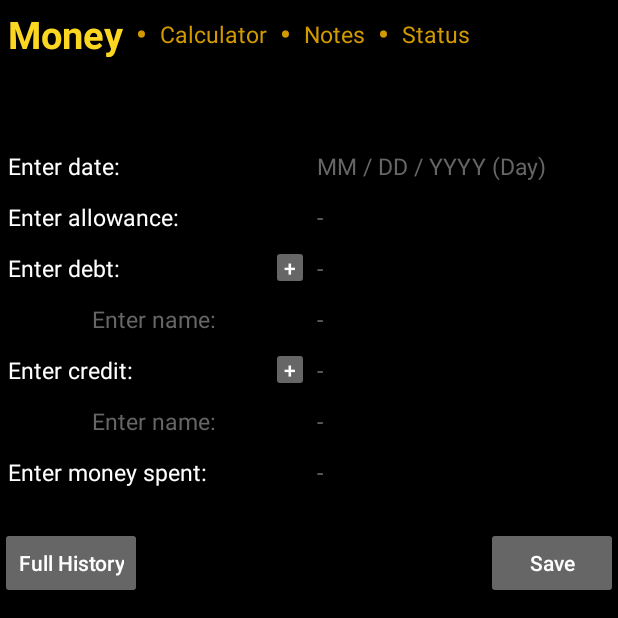
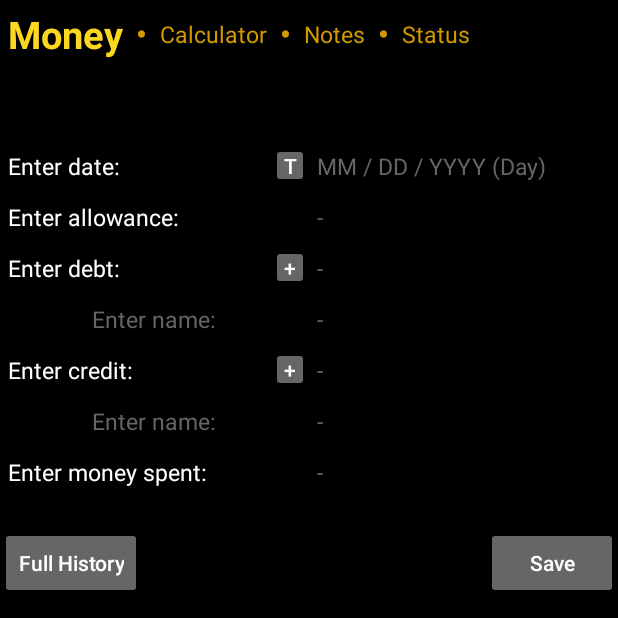
Before and after one commit to trono-wq/money, an Android app: the screen it shows after launch (Money), on a phone screen of 412 x 824 dp, the top half of it. Run offline under Robolectric (Android 15) with nearby library versions, the phone set to English and light mode, and no system bars.

Commit message:
money - today button, added number separators notes - added number separators, save history others - scroll functions

```diff
--- a/app/src/main/res/layout/i_i_notes.xml
+++ b/app/src/main/res/layout/i_i_notes.xml
@@ -133,6 +133,8 @@
             android:layout_marginTop="0dp">
 
             <EditText
+                android:id="@+id/n_input"
+
                 android:layout_width="match_parent"
                 android:layout_height="wrap_content"
                 android:gravity="top|start"
@@ -146,7 +148,7 @@
                 android:textColor="#FFFFFF"
                 android:textColorHint="#999999"
                 android:textSize="15sp"
-                android:hint="@string/ab_notes"/>
+                android:hint="@string/n_input"/>
         </LinearLayout>
     </ScrollView>
 </androidx.constraintlayout.widget.ConstraintLayout>
--- a/app/src/main/res/layout/i_money.xml
+++ b/app/src/main/res/layout/i_money.xml
@@ -112,20 +112,21 @@
     </LinearLayout>
 
     <!-- SCROLL -->
+    <!-- SCROLL -->
     <ScrollView
         android:id="@+id/scroll_view"
         android:layout_width="0dp"
         android:layout_height="0dp"
-        app:layout_constraintTop_toBottomOf="@id/main_action_bar"
         app:layout_constraintBottom_toBottomOf="parent"
         app:layout_constraintStart_toStartOf="parent"
-        app:layout_constraintEnd_toEndOf="parent">
+        app:layout_constraintEnd_toEndOf="parent"
+        android:layout_marginTop="48dp"
+        app:layout_constraintTop_toBottomOf="@id/main_action_bar">
 
         <!-- SCROLL LAYOUT -->
         <LinearLayout
             android:layout_width="match_parent"
             android:layout_height="wrap_content"
-            android:layout_marginTop="48dp"
             android:orientation="vertical">
 
             <!-- MAIN BAR -->
@@ -144,13 +145,30 @@
 
                     android:orientation="vertical">
 
-                    <TextView
+                    <LinearLayout
                         android:layout_width="match_parent"
                         android:layout_height="wrap_content"
-                        android:padding="5dp"
-                        android:text="@string/m_lb_date"
-                        android:textColor="#FFFFFF"
-                        android:textSize="15sp" />
+                        android:gravity="center_vertical"
+                        android:orientation="horizontal">
+
+                        <TextView
+                            android:layout_width="0dp"
+                            android:layout_height="wrap_content"
+                            android:layout_weight="1"
+                            android:padding="5dp"
+                            android:text="@string/m_lb_date"
+                            android:textColor="#FFFFFF"
+                            android:textSize="15sp" />
+
+                        <androidx.appcompat.widget.AppCompatButton
+                            android:id="@+id/m_b_date"
+                            android:layout_width="25dp"
+                            android:layout_height="30dp"
+                            android:backgroundTint="#666666"
+                            android:text="@string/m_b_date"
+                            android:textColor="#FFFFFF"
+                            android:padding="0dp"/>
+                    </LinearLayout>
 
                     <TextView
                         android:layout_width="match_parent"
@@ -176,11 +194,11 @@
                             android:textSize="15sp" />
 
                         <androidx.appcompat.widget.AppCompatButton
-                            android:id="@+id/plus_debt"
+                            android:id="@+id/m_b_debt"
                             android:layout_width="25dp"
                             android:layout_height="30dp"
                             android:backgroundTint="#666666"
-                            android:text="@string/m_b_debt_p"
+                            android:text="@string/m_b_debt"
                             android:textColor="#FFFFFF"
                             android:padding="0dp"/>
 
@@ -211,11 +229,11 @@
                             android:textSize="15sp" />
 
                         <androidx.appcompat.widget.AppCompatButton
-                            android:id="@+id/plus_credit"
+                            android:id="@+id/m_b_credit"
                             android:layout_width="25dp"
                             android:layout_height="30dp"
                             android:backgroundTint="#666666"
-                            android:text="@string/m_b_credit_p"
+                            android:text="@string/m_b_credit"
                             android:textColor="#FFFFFF"
                             android:padding="0dp"/>
                     </LinearLayout>
--- a/app/src/main/res/values/strings.xml
+++ b/app/src/main/res/values/strings.xml
@@ -31,8 +31,9 @@
     <string name="m_i_credit_n">    -ㅤㅤㅤㅤ</string>
     <string name="m_i_spent">       -ㅤㅤㅤㅤ</string>
 
-    <string name="m_b_debt_p">      +</string>
-    <string name="m_b_credit_p">    +</string>
+    <string name="m_b_date">        T</string>
+    <string name="m_b_debt">        +</string>
+    <string name="m_b_credit">      +</string>
 
     <string name="s_lb_spent">      Total spent:</string>
     <string name="s_lb_debt">       Debt:</string>
@@ -73,4 +74,6 @@
     <string name="s_s_credit">      —</string>
     <string name="s_s_allowance">   —</string>
     <string name="s_s_leftover">    —</string>
+
+    <string name="n_input">         Notes</string>
 </resources>
```
Also changed, not shown: app/src/main/java/com/example/money/I_I_Notes.kt (+131 -0 lines), app/src/main/java/com/example/money/I_Money.kt (+105 -0 lines), app/src/main/res/layout/ii_history.xml (+13 -1 lines), app/src/main/res/layout/iii_credit.xml (+13 -0 lines), app/src/main/res/layout/iii_debt.xml (+14 -0 lines), app/src/main/res/layout/iii_week.xml (+13 -1 lines), app/src/main/res/layout/iii_wm.xml (+14 -0 lines).
